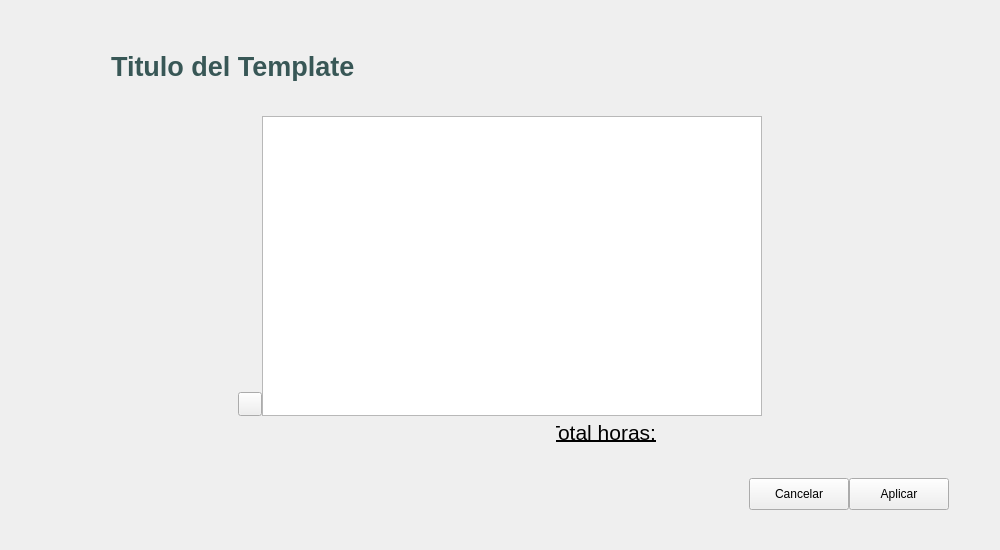
damaro05/LawFirmPlatform, file src/forms/tableviewtemplate.ui: the form before one commit.
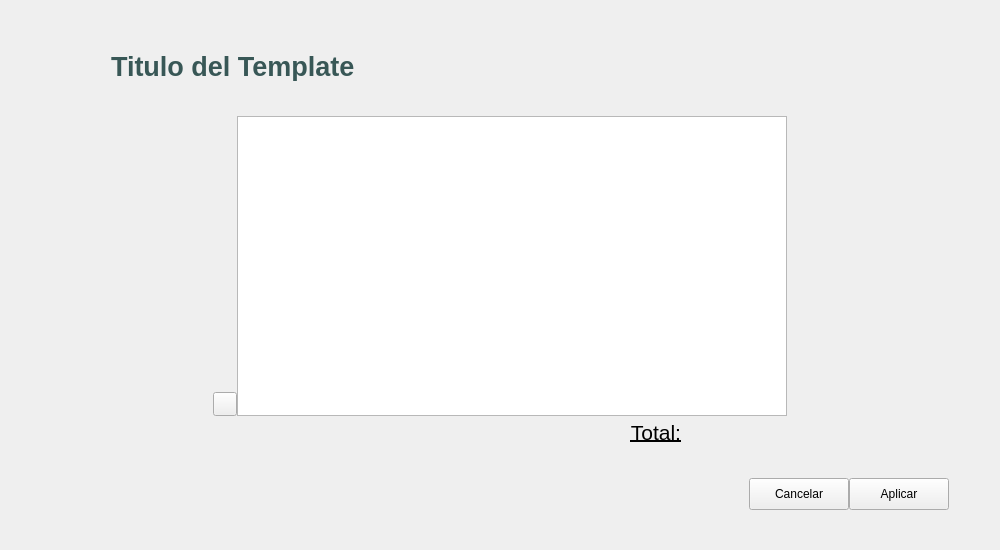
The form after the commit. Icons and pictures are not drawn.

```diff
--- a/src/forms/tableviewtemplate.ui
+++ b/src/forms/tableviewtemplate.ui
@@ -88,7 +88,7 @@
             <widget class="QTableView" name="tableView">
              <property name="minimumSize">
               <size>
-               <width>500</width>
+               <width>550</width>
                <height>300</height>
               </size>
              </property>
@@ -146,7 +146,7 @@
                 </font>
                </property>
                <property name="text">
-                <string>Total horas:</string>
+                <string>Total:</string>
                </property>
                <property name="alignment">
                 <set>Qt::AlignRight|Qt::AlignTrailing|Qt::AlignVCenter</set>
```
Left out of the diff: 6 changed lines with no effect on the pictures.
